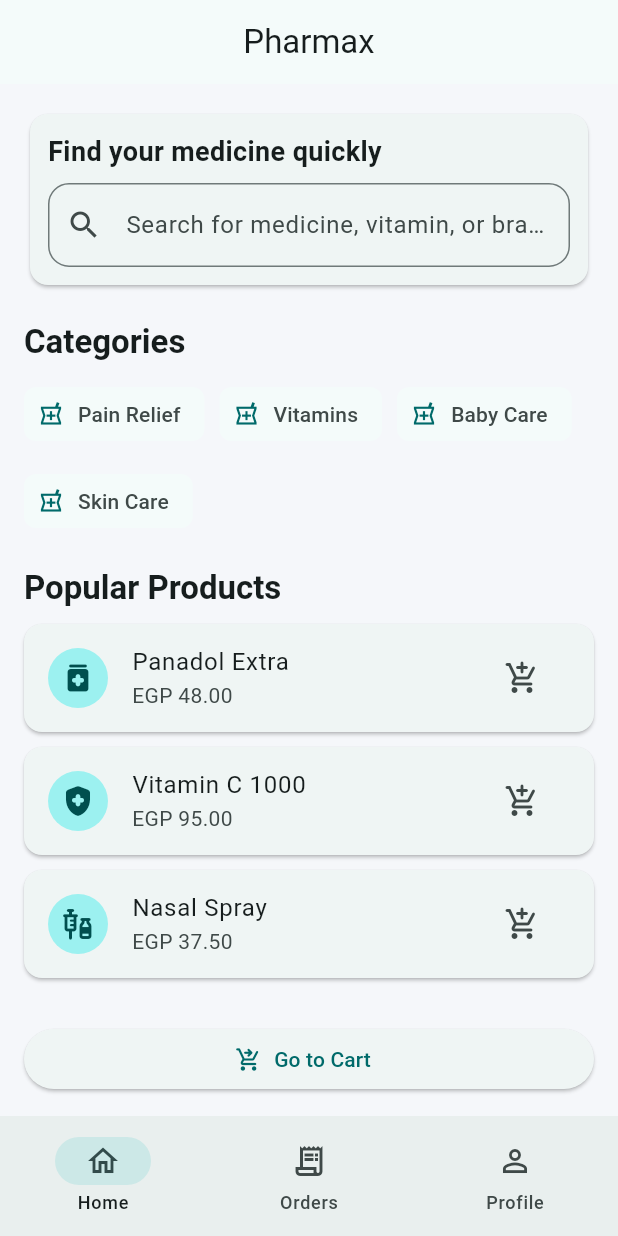
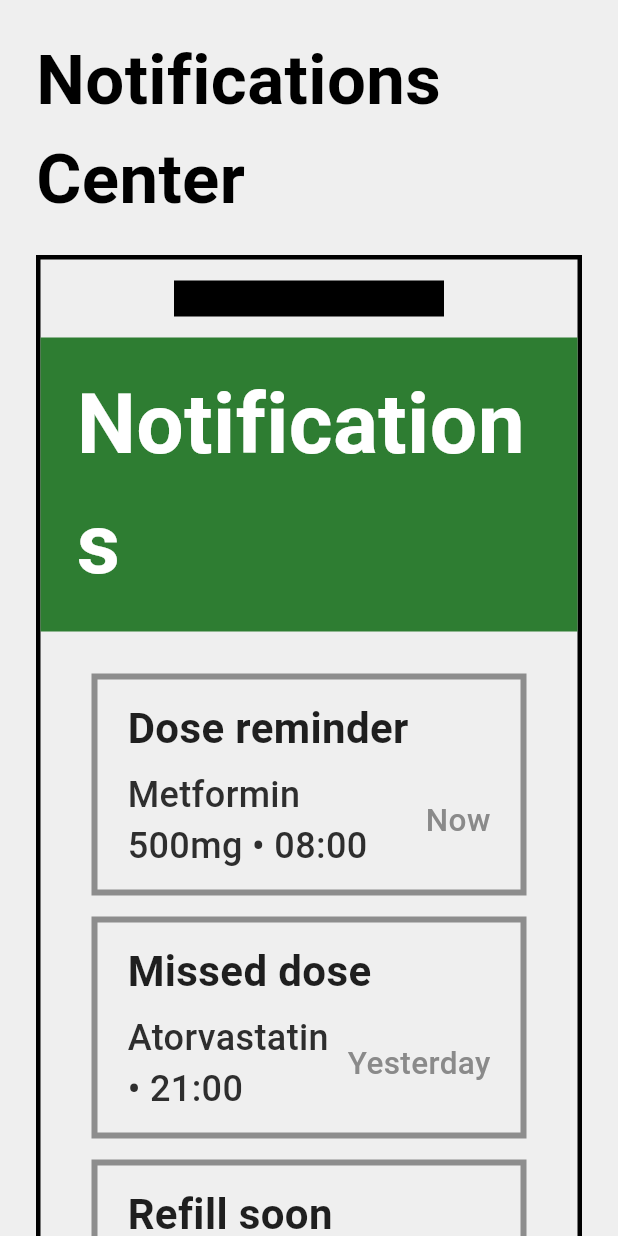
Before and after one commit to lekaareda/Pharmax, a Flutter app: the screen it shows after launch, on a phone screen of 412 x 824 dp. Run offline on Flutter 3.47's test engine with Material 3 defaults, Android fonts, the phone set to English and light mode, and no system bars.

Commit message:
Continue flow with notifications center screen

```diff
--- a/lib/main.dart
+++ b/lib/main.dart
@@ -13,158 +13,185 @@
       title: 'Pharmax',
       debugShowCheckedModeBanner: false,
       theme: ThemeData(
-        colorScheme: ColorScheme.fromSeed(seedColor: const Color(0xFF00A6A6)),
-        scaffoldBackgroundColor: const Color(0xFFF5F7FA),
-        useMaterial3: true,
+        scaffoldBackgroundColor: const Color(0xFFEFEFEF),
+        fontFamily: 'Roboto',
       ),
-      home: const HomeScreen(),
+      home: const NotificationsCenterScreen(),
     );
   }
 }
 
-class HomeScreen extends StatelessWidget {
-  const HomeScreen({super.key});
-
-  static const _categories = [
-    'Pain Relief',
-    'Vitamins',
-    'Baby Care',
-    'Skin Care',
-  ];
-
-  static const _popular = [
-    _MedicineCardData('Panadol Extra', 'EGP 48.00', Icons.medication_rounded),
-    _MedicineCardData('Vitamin C 1000', 'EGP 95.00', Icons.health_and_safety_rounded),
-    _MedicineCardData('Nasal Spray', 'EGP 37.50', Icons.vaccines_rounded),
-  ];
+class NotificationsCenterScreen extends StatelessWidget {
+  const NotificationsCenterScreen({super.key});
 
   @override
   Widget build(BuildContext context) {
     return Scaffold(
-      appBar: AppBar(
-        title: const Text('Pharmax'),
-        centerTitle: true,
+      body: SafeArea(
+        child: SingleChildScrollView(
+          child: Padding(
+            padding: const EdgeInsets.fromLTRB(24, 20, 24, 40),
+            child: Center(
+              child: ConstrainedBox(
+                constraints: const BoxConstraints(maxWidth: 760),
+                child: Column(
+                  crossAxisAlignment: CrossAxisAlignment.start,
+                  children: [
+                    const Text(
+                      'Notifications Center',
+                      style: TextStyle(
+                        fontSize: 46,
+                        fontWeight: FontWeight.w700,
+                        color: Colors.black,
+                      ),
+                    ),
+                    const SizedBox(height: 18),
+                    Container(
+                      width: double.infinity,
+                      decoration: BoxDecoration(
+                        border: Border.all(color: Colors.black, width: 3),
+                      ),
+                      child: Column(
+                        children: [
+                          const _PhoneNotch(),
+                          Container(
+                            width: double.infinity,
+                            color: const Color(0xFF2E7D32),
+                            padding: const EdgeInsets.symmetric(
+                              horizontal: 24,
+                              vertical: 18,
+                            ),
+                            child: const Text(
+                              'Notifications',
+                              style: TextStyle(
+                                color: Colors.white,
+                                fontSize: 56,
+                                fontWeight: FontWeight.w700,
+                              ),
+                            ),
+                          ),
+                          Padding(
+                            padding: const EdgeInsets.fromLTRB(34, 28, 34, 70),
+                            child: SizedBox(
+                              width: double.infinity,
+                              height: 1040,
+                              child: Column(
+                                crossAxisAlignment: CrossAxisAlignment.start,
+                                children: const [
+                                  _NotificationCard(
+                                    title: 'Dose reminder',
+                                    detail: 'Metformin 500mg • 08:00',
+                                    timeLabel: 'Now',
+                                  ),
+                                  SizedBox(height: 14),
+                                  _NotificationCard(
+                                    title: 'Missed dose',
+                                    detail: 'Atorvastatin • 21:00',
+                                    timeLabel: 'Yesterday',
+                                  ),
+                                  SizedBox(height: 14),
+                                  _NotificationCard(
+                                    title: 'Refill soon',
+                                    detail: 'Metformin remaining 3 days',
+                                    timeLabel: '2 days ago',
+                                  ),
+                                ],
+                              ),
+                            ),
+                          ),
+                        ],
+                      ),
+                    ),
+                  ],
+                ),
+              ),
+            ),
+          ),
+        ),
       ),
-      body: ListView(
-        padding: const EdgeInsets.all(16),
+    );
+  }
+}
+
+class _NotificationCard extends StatelessWidget {
+  const _NotificationCard({
+    required this.title,
+    required this.detail,
+    required this.timeLabel,
+  });
+
+  final String title;
+  final String detail;
+  final String timeLabel;
+
+  @override
+  Widget build(BuildContext context) {
+    return Container(
+      width: double.infinity,
+      padding: const EdgeInsets.symmetric(horizontal: 20, vertical: 12),
+      decoration: BoxDecoration(
+        border: Border.all(
+          color: const Color(0xFF8D8D8D),
+          width: 4,
+        ),
+      ),
+      child: Column(
+        crossAxisAlignment: CrossAxisAlignment.start,
         children: [
-          const _SearchSection(),
-          const SizedBox(height: 20),
-          const _SectionTitle('Categories'),
-          const SizedBox(height: 10),
-          Wrap(
-            spacing: 10,
-            runSpacing: 10,
-            children: _categories
-                .map(
-                  (category) => Chip(
-                    label: Text(category),
-                    avatar: const Icon(Icons.local_pharmacy_outlined, size: 18),
-                    side: BorderSide.none,
-                  ),
-                )
-                .toList(),
+          Text(
+            title,
+            style: const TextStyle(
+              color: Color(0xFF1F1F1F),
+              fontSize: 28,
+              fontWeight: FontWeight.w700,
+            ),
           ),
-          const SizedBox(height: 20),
-          const _SectionTitle('Popular Products'),
-          const SizedBox(height: 10),
-          ..._popular.map((item) => _MedicineCard(data: item)),
-          const SizedBox(height: 20),
-          ElevatedButton.icon(
-            onPressed: () {},
-            icon: const Icon(Icons.shopping_cart_checkout_rounded),
-            label: const Text('Go to Cart'),
+          const SizedBox(height: 8),
+          Row(
+            children: [
+              Expanded(
+                child: Text(
+                  detail,
+                  style: _fieldTextStyle,
+                ),
+              ),
+              const SizedBox(width: 10),
+              Text(
+                timeLabel,
+                style: const TextStyle(
+                  color: Color(0xFF8A8A8A),
+                  fontSize: 21,
+                  fontWeight: FontWeight.w500,
+                ),
+              ),
+            ],
           ),
-        ],
-      ),
-      bottomNavigationBar: NavigationBar(
-        selectedIndex: 0,
-        destinations: const [
-          NavigationDestination(icon: Icon(Icons.home_outlined), label: 'Home'),
-          NavigationDestination(icon: Icon(Icons.receipt_long_outlined), label: 'Orders'),
-          NavigationDestination(icon: Icon(Icons.person_outline), label: 'Profile'),
         ],
       ),
     );
   }
 }
 
-class _SearchSection extends StatelessWidget {
-  const _SearchSection();
+class _PhoneNotch extends StatelessWidget {
+  const _PhoneNotch();
 
   @override
   Widget build(BuildContext context) {
-    return Card(
-      child: Padding(
-        padding: const EdgeInsets.all(12),
-        child: Column(
-          crossAxisAlignment: CrossAxisAlignment.start,
-          children: [
-            const Text(
-              'Find your medicine quickly',
-              style: TextStyle(fontSize: 18, fontWeight: FontWeight.w600),
-            ),
-            const SizedBox(height: 8),
-            TextField(
-              decoration: InputDecoration(
-                hintText: 'Search for medicine, vitamin, or brand',
-                prefixIcon: const Icon(Icons.search),
-                border: OutlineInputBorder(
-                  borderRadius: BorderRadius.circular(14),
-                ),
-              ),
-            ),
-          ],
+    return SizedBox(
+      height: 52,
+      child: Center(
+        child: Container(
+          width: 180,
+          height: 24,
+          color: Colors.black,
         ),
       ),
     );
   }
 }
 
-class _SectionTitle extends StatelessWidget {
-  const _SectionTitle(this.title);
-
-  final String title;
-
-  @override
-  Widget build(BuildContext context) {
-    return Text(
-      title,
-      style: Theme.of(context).textTheme.titleLarge?.copyWith(
-            fontWeight: FontWeight.bold,
-          ),
-    );
-  }
-}
-
-class _MedicineCard extends StatelessWidget {
-  const _MedicineCard({required this.data});
-
-  final _MedicineCardData data;
-
-  @override
-  Widget build(BuildContext context) {
-    return Card(
-      margin: const EdgeInsets.only(bottom: 10),
-      child: ListTile(
-        leading: CircleAvatar(
-          child: Icon(data.icon),
-        ),
-        title: Text(data.title),
-        subtitle: Text(data.price),
-        trailing: IconButton(
-          onPressed: () {},
-          icon: const Icon(Icons.add_shopping_cart_rounded),
-        ),
-      ),
-    );
-  }
-}
-
-class _MedicineCardData {
-  const _MedicineCardData(this.title, this.price, this.icon);
-
-  final String title;
-  final String price;
-  final IconData icon;
-}
+const _fieldTextStyle = TextStyle(
+  color: Color(0xFF2E2E2E),
+  fontSize: 24,
+  fontWeight: FontWeight.w500,
+);
```
Also changed, not shown: 1 other file.
